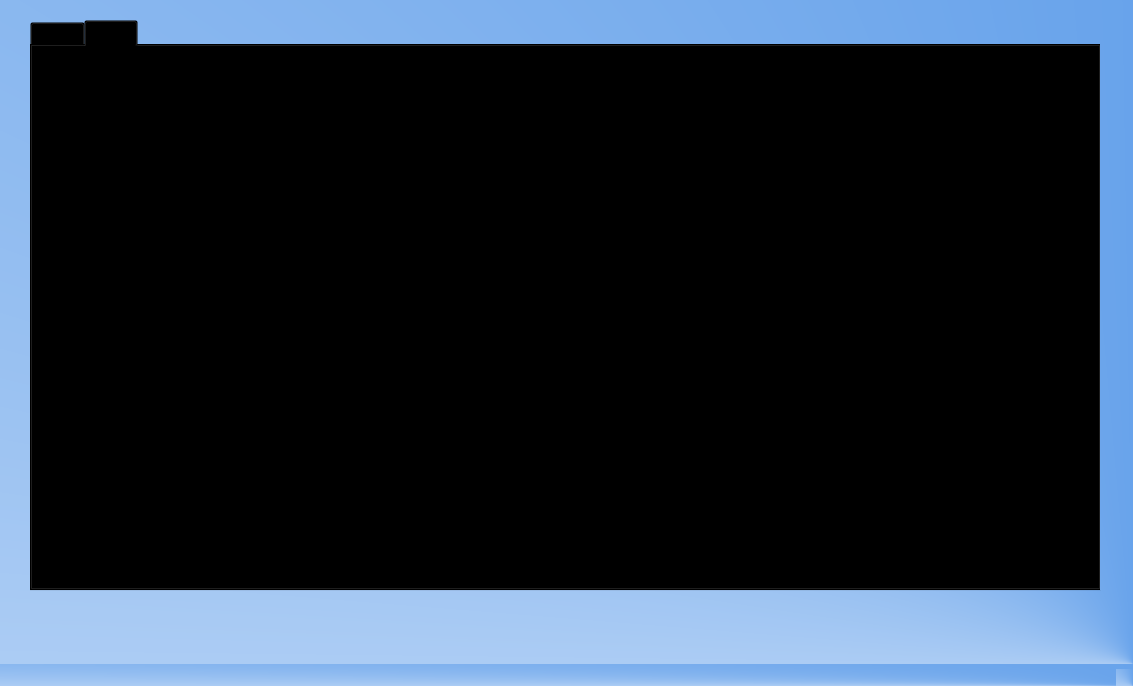
Qt form ro.ui (Makoorr/PL) before a commit.
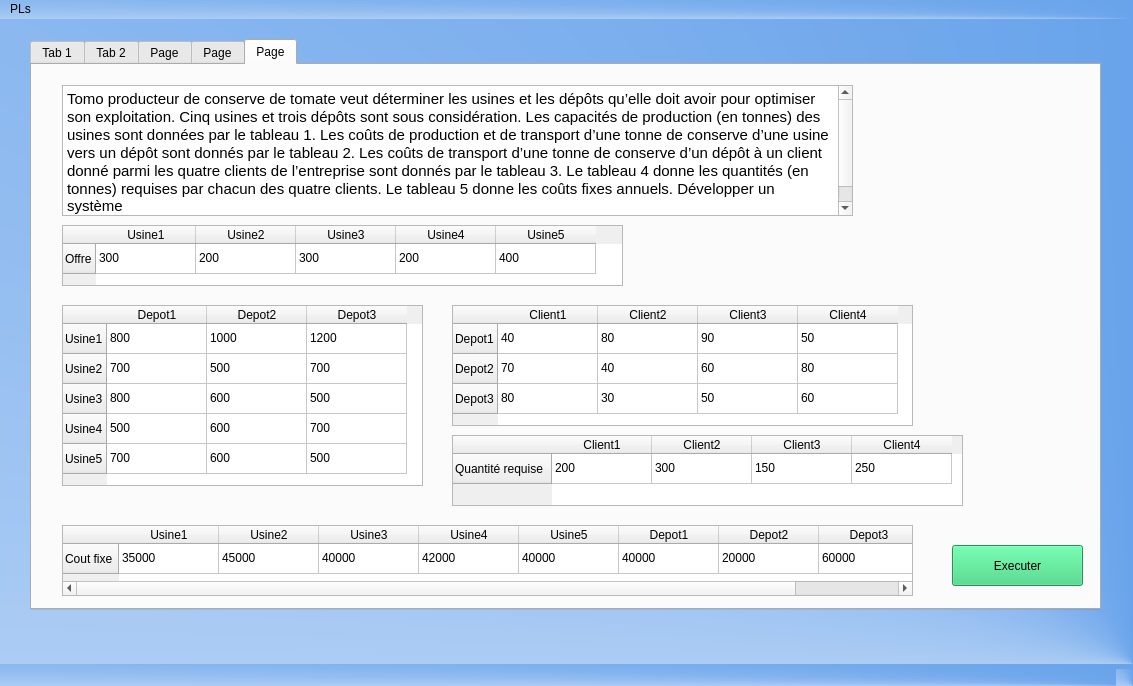
The same form after that commit.

```diff
--- a/ro.ui
+++ b/ro.ui
@@ -30,10 +30,10 @@
      <bool>false</bool>
     </property>
     <property name="styleSheet">
-     <string notr="true">background-color: rgba(0, 0, 0, 0);</string>
+     <string notr="true">background-color: none;</string>
     </property>
     <property name="currentIndex">
-     <number>1</number>
+     <number>4</number>
     </property>
     <widget class="QWidget" name="pl1">
      <property name="styleSheet">
@@ -362,6 +362,990 @@
      <attribute name="title">
       <string>Tab 2</string>
      </attribute>
+     <widget class="QTextBrowser" name="textBrowser">
+      <property name="geometry">
+       <rect>
+        <x>120</x>
+        <y>140</y>
+        <width>821</width>
+        <height>161</height>
+       </rect>
+      </property>
+      <property name="html">
+       <string>&lt;!DOCTYPE HTML PUBLIC &quot;-//W3C//DTD HTML 4.0//EN&quot; &quot;http://www.w3.org/TR/REC-html40/strict.dtd&quot;&gt;
+&lt;html&gt;&lt;head&gt;&lt;meta name=&quot;qrichtext&quot; content=&quot;1&quot; /&gt;&lt;style type=&quot;text/css&quot;&gt;
+p, li { white-space: pre-wrap; }
+&lt;/style&gt;&lt;/head&gt;&lt;body style=&quot; font-family:'Ubuntu'; font-size:11pt; font-weight:400; font-style:normal;&quot;&gt;
+&lt;p style=&quot; margin-top:0px; margin-bottom:0px; margin-left:0px; margin-right:0px; -qt-block-indent:0; text-indent:0px;&quot;&gt;Une compagnie pétrolière a 5000 barils de pétrole brut de type 1 et 10000 barils de pétrole brut de type 2. La compagnie vend du gazoline et du pétrole de chauffage, qui sont obtenus à partir du mixage des deux type de brut. Chaque baril de type 1 a un niveau de qualité 10 et celui de type 2 un niveau de qualité 5. Un baril est considéré comme gazoline s’il a un niveau de qualité minimum de 8. Il considéré comme pétrole de chauffage s’il est de qualité minimum de 6. Un baril de gazoline se vend à 25 D, alors qu’un baril de pétrole de chauffage se vend à 20 D. Les frais de marketing associé à la vente d’un baril sont estimés à 0,2 D pour un baril de Gazoline et 0,1 D pour un baril de pétrole à chauffage. La demande de ces deux produits est supposée illimitée de sorte que tout ce qui est produit peut être vendu. Déterminer le mixage optimal.&lt;/p&gt;&lt;/body&gt;&lt;/html&gt;</string>
+      </property>
+     </widget>
+     <widget class="QPushButton" name="pl2PushButton">
+      <property name="geometry">
+       <rect>
+        <x>910</x>
+        <y>470</y>
+        <width>131</width>
+        <height>41</height>
+       </rect>
+      </property>
+      <property name="styleSheet">
+       <string notr="true">background-color :rgb(51, 209, 122);</string>
+      </property>
+      <property name="text">
+       <string>Executer</string>
+      </property>
+     </widget>
+    </widget>
+    <widget class="QWidget" name="pl3">
+     <attribute name="title">
+      <string>Page</string>
+     </attribute>
+     <widget class="QTableWidget" name="tableWidget">
+      <property name="geometry">
+       <rect>
+        <x>60</x>
+        <y>190</y>
+        <width>821</width>
+        <height>61</height>
+       </rect>
+      </property>
+      <row>
+       <property name="text">
+        <string>Minimun Requis</string>
+       </property>
+      </row>
+      <column>
+       <property name="text">
+        <string>Lundi</string>
+       </property>
+      </column>
+      <column>
+       <property name="text">
+        <string>Mardi</string>
+       </property>
+      </column>
+      <column>
+       <property name="text">
+        <string>Mercredi</string>
+       </property>
+      </column>
+      <column>
+       <property name="text">
+        <string>Jeudi</string>
+       </property>
+      </column>
+      <column>
+       <property name="text">
+        <string>Vendredi</string>
+       </property>
+      </column>
+      <column>
+       <property name="text">
+        <string>Samedi</string>
+       </property>
+      </column>
+      <column>
+       <property name="text">
+        <string>Dimanche</string>
+       </property>
+      </column>
+      <item row="0" column="0">
+       <property name="text">
+        <string>17</string>
+       </property>
+      </item>
+      <item row="0" column="1">
+       <property name="text">
+        <string>13</string>
+       </property>
+      </item>
+      <item row="0" column="2">
+       <property name="text">
+        <string>15</string>
+       </property>
+      </item>
+      <item row="0" column="3">
+       <property name="text">
+        <string>19</string>
+       </property>
+      </item>
+      <item row="0" column="4">
+       <property name="text">
+        <string>14</string>
+       </property>
+      </item>
+      <item row="0" column="5">
+       <property name="text">
+        <string>16</string>
+       </property>
+      </item>
+      <item row="0" column="6">
+       <property name="text">
+        <string>11</string>
+       </property>
+      </item>
+     </widget>
+     <widget class="QTextBrowser" name="textBrowser_2">
+      <property name="geometry">
+       <rect>
+        <x>60</x>
+        <y>70</y>
+        <width>821</width>
+        <height>91</height>
+       </rect>
+      </property>
+      <property name="html">
+       <string>&lt;!DOCTYPE HTML PUBLIC &quot;-//W3C//DTD HTML 4.0//EN&quot; &quot;http://www.w3.org/TR/REC-html40/strict.dtd&quot;&gt;
+&lt;html&gt;&lt;head&gt;&lt;meta name=&quot;qrichtext&quot; content=&quot;1&quot; /&gt;&lt;style type=&quot;text/css&quot;&gt;
+p, li { white-space: pre-wrap; }
+&lt;/style&gt;&lt;/head&gt;&lt;body style=&quot; font-family:'Ubuntu'; font-size:11pt; font-weight:400; font-style:normal;&quot;&gt;
+&lt;p style=&quot; margin-top:0px; margin-bottom:0px; margin-left:0px; margin-right:0px; -qt-block-indent:0; text-indent:0px;&quot;&gt;Un bureau de poste a des besoins en personnel lors des sept jours de la semaine, donnés par le tableau suivant : Jour Lundi Mardi Mercredi Jeudi Vendredi Samedi Dimanche Minimun requis 17 13 15 19 14 16 11.&lt;/p&gt;&lt;/body&gt;&lt;/html&gt;</string>
+      </property>
+     </widget>
+     <widget class="QTextBrowser" name="textBrowser_3">
+      <property name="geometry">
+       <rect>
+        <x>60</x>
+        <y>270</y>
+        <width>821</width>
+        <height>61</height>
+       </rect>
+      </property>
+      <property name="html">
+       <string>&lt;!DOCTYPE HTML PUBLIC &quot;-//W3C//DTD HTML 4.0//EN&quot; &quot;http://www.w3.org/TR/REC-html40/strict.dtd&quot;&gt;
+&lt;html&gt;&lt;head&gt;&lt;meta name=&quot;qrichtext&quot; content=&quot;1&quot; /&gt;&lt;style type=&quot;text/css&quot;&gt;
+p, li { white-space: pre-wrap; }
+&lt;/style&gt;&lt;/head&gt;&lt;body style=&quot; font-family:'Ubuntu'; font-size:11pt; font-weight:400; font-style:normal;&quot;&gt;
+&lt;p style=&quot; margin-top:0px; margin-bottom:0px; margin-left:0px; margin-right:0px; -qt-block-indent:0; text-indent:0px;&quot;&gt;Déterminer la planification permettant de satisfaire les besoins du bureau en recourant au minimun d’employés tout en sachant que chaque employé doit travailler pendant cinq jours consécutifs avant de prendre deux jours de congé. &lt;/p&gt;&lt;/body&gt;&lt;/html&gt;</string>
+      </property>
+     </widget>
+     <widget class="QPushButton" name="pl3PushButton">
+      <property name="geometry">
+       <rect>
+        <x>900</x>
+        <y>470</y>
+        <width>131</width>
+        <height>41</height>
+       </rect>
+      </property>
+      <property name="styleSheet">
+       <string notr="true">background-color :rgb(51, 209, 122);</string>
+      </property>
+      <property name="text">
+       <string>Executer</string>
+      </property>
+     </widget>
+    </widget>
+    <widget class="QWidget" name="pl9">
+     <attribute name="title">
+      <string>Page</string>
+     </attribute>
+     <widget class="QTextBrowser" name="textBrowser_5">
+      <property name="geometry">
+       <rect>
+        <x>40</x>
+        <y>40</y>
+        <width>611</width>
+        <height>71</height>
+       </rect>
+      </property>
+      <property name="html">
+       <string>&lt;!DOCTYPE HTML PUBLIC &quot;-//W3C//DTD HTML 4.0//EN&quot; &quot;http://www.w3.org/TR/REC-html40/strict.dtd&quot;&gt;
+&lt;html&gt;&lt;head&gt;&lt;meta name=&quot;qrichtext&quot; content=&quot;1&quot; /&gt;&lt;style type=&quot;text/css&quot;&gt;
+p, li { white-space: pre-wrap; }
+&lt;/style&gt;&lt;/head&gt;&lt;body style=&quot; font-family:'Ubuntu'; font-size:11pt; font-weight:400; font-style:normal;&quot;&gt;
+&lt;p style=&quot; margin-top:0px; margin-bottom:0px; margin-left:0px; margin-right:0px; -qt-block-indent:0; text-indent:0px;&quot;&gt;Une Société a lancé un appel d’offre pour huit projets. Six entreprises ont répondu par des offres conformément au tableau suivant. On veut déterminer l’affectation optimale permettant de réalisé les huit projets à un coût minimun tout en considérant que &lt;/p&gt;&lt;/body&gt;&lt;/html&gt;</string>
+      </property>
+     </widget>
+     <widget class="QTextBrowser" name="textBrowser_6">
+      <property name="geometry">
+       <rect>
+        <x>40</x>
+        <y>120</y>
+        <width>601</width>
+        <height>61</height>
+       </rect>
+      </property>
+      <property name="html">
+       <string>&lt;!DOCTYPE HTML PUBLIC &quot;-//W3C//DTD HTML 4.0//EN&quot; &quot;http://www.w3.org/TR/REC-html40/strict.dtd&quot;&gt;
+&lt;html&gt;&lt;head&gt;&lt;meta name=&quot;qrichtext&quot; content=&quot;1&quot; /&gt;&lt;style type=&quot;text/css&quot;&gt;
+p, li { white-space: pre-wrap; }
+&lt;/style&gt;&lt;/head&gt;&lt;body style=&quot; font-family:'Ubuntu'; font-size:11pt; font-weight:400; font-style:normal;&quot;&gt;
+&lt;p style=&quot; margin-top:0px; margin-bottom:0px; margin-left:0px; margin-right:0px; -qt-block-indent:0; text-indent:0px;&quot;&gt;1. Toute entreprise sans offre pour un projet ne peut être sélectionné pour ce projet. &lt;/p&gt;
+&lt;p style=&quot; margin-top:0px; margin-bottom:0px; margin-left:0px; margin-right:0px; -qt-block-indent:0; text-indent:0px;&quot;&gt;2. Exactement une entreprise pour un projet. &lt;/p&gt;
+&lt;p style=&quot; margin-top:0px; margin-bottom:0px; margin-left:0px; margin-right:0px; -qt-block-indent:0; text-indent:0px;&quot;&gt;3. Une entreprise ne peut réalisé plus de deux projets.&lt;/p&gt;&lt;/body&gt;&lt;/html&gt;</string>
+      </property>
+     </widget>
+     <widget class="QTableWidget" name="tableWidget_3">
+      <property name="geometry">
+       <rect>
+        <x>40</x>
+        <y>200</y>
+        <width>821</width>
+        <height>211</height>
+       </rect>
+      </property>
+      <row>
+       <property name="text">
+        <string>1</string>
+       </property>
+      </row>
+      <row>
+       <property name="text">
+        <string>2</string>
+       </property>
+      </row>
+      <row>
+       <property name="text">
+        <string>3</string>
+       </property>
+      </row>
+      <row>
+       <property name="text">
+        <string>4</string>
+       </property>
+      </row>
+      <row>
+       <property name="text">
+        <string>5</string>
+       </property>
+      </row>
+      <row>
+       <property name="text">
+        <string>6</string>
+       </property>
+      </row>
+      <column>
+       <property name="text">
+        <string>Proj1</string>
+       </property>
+      </column>
+      <column>
+       <property name="text">
+        <string>Proj2</string>
+       </property>
+      </column>
+      <column>
+       <property name="text">
+        <string>Proj3</string>
+       </property>
+      </column>
+      <column>
+       <property name="text">
+        <string>Proj4</string>
+       </property>
+      </column>
+      <column>
+       <property name="text">
+        <string>Proj5</string>
+       </property>
+      </column>
+      <column>
+       <property name="text">
+        <string>Proj6</string>
+       </property>
+      </column>
+      <column>
+       <property name="text">
+        <string>Proj7</string>
+       </property>
+      </column>
+      <column>
+       <property name="text">
+        <string>Proj8</string>
+       </property>
+      </column>
+      <item row="0" column="0">
+       <property name="text">
+        <string/>
+       </property>
+      </item>
+      <item row="0" column="1">
+       <property name="text">
+        <string>8200</string>
+       </property>
+      </item>
+      <item row="0" column="2">
+       <property name="text">
+        <string>7800</string>
+       </property>
+      </item>
+      <item row="0" column="3">
+       <property name="text">
+        <string>5400</string>
+       </property>
+      </item>
+      <item row="0" column="4">
+       <property name="text">
+        <string/>
+       </property>
+      </item>
+      <item row="0" column="5">
+       <property name="text">
+        <string>3900</string>
+       </property>
+      </item>
+      <item row="1" column="0">
+       <property name="text">
+        <string>7800</string>
+       </property>
+      </item>
+      <item row="1" column="1">
+       <property name="text">
+        <string>8200</string>
+       </property>
+      </item>
+      <item row="1" column="3">
+       <property name="text">
+        <string>6300</string>
+       </property>
+      </item>
+      <item row="1" column="4">
+       <property name="text">
+        <string/>
+       </property>
+      </item>
+      <item row="1" column="5">
+       <property name="text">
+        <string>3300</string>
+       </property>
+      </item>
+      <item row="1" column="6">
+       <property name="text">
+        <string>4900</string>
+       </property>
+      </item>
+      <item row="2" column="1">
+       <property name="text">
+        <string>4800</string>
+       </property>
+      </item>
+      <item row="2" column="5">
+       <property name="text">
+        <string>4400</string>
+       </property>
+      </item>
+      <item row="2" column="6">
+       <property name="text">
+        <string>5600</string>
+       </property>
+      </item>
+      <item row="2" column="7">
+       <property name="text">
+        <string>3600</string>
+       </property>
+      </item>
+      <item row="3" column="2">
+       <property name="text">
+        <string>8000</string>
+       </property>
+      </item>
+      <item row="3" column="3">
+       <property name="text">
+        <string>5000</string>
+       </property>
+      </item>
+      <item row="3" column="4">
+       <property name="text">
+        <string>6800</string>
+       </property>
+      </item>
+      <item row="3" column="5">
+       <property name="text">
+        <string/>
+       </property>
+      </item>
+      <item row="3" column="6">
+       <property name="text">
+        <string>6700</string>
+       </property>
+      </item>
+      <item row="3" column="7">
+       <property name="text">
+        <string>4200</string>
+       </property>
+      </item>
+      <item row="4" column="0">
+       <property name="text">
+        <string>7200</string>
+       </property>
+      </item>
+      <item row="4" column="1">
+       <property name="text">
+        <string>6400</string>
+       </property>
+      </item>
+      <item row="4" column="2">
+       <property name="text">
+        <string/>
+       </property>
+      </item>
+      <item row="4" column="3">
+       <property name="text">
+        <string>3900</string>
+       </property>
+      </item>
+      <item row="4" column="4">
+       <property name="text">
+        <string>6400</string>
+       </property>
+      </item>
+      <item row="4" column="5">
+       <property name="text">
+        <string>2800</string>
+       </property>
+      </item>
+      <item row="4" column="7">
+       <property name="text">
+        <string>3000</string>
+       </property>
+      </item>
+      <item row="5" column="0">
+       <property name="text">
+        <string>7000</string>
+       </property>
+      </item>
+      <item row="5" column="1">
+       <property name="text">
+        <string>5800</string>
+       </property>
+      </item>
+      <item row="5" column="2">
+       <property name="text">
+        <string>7500</string>
+       </property>
+      </item>
+      <item row="5" column="3">
+       <property name="text">
+        <string>4500</string>
+       </property>
+      </item>
+      <item row="5" column="4">
+       <property name="text">
+        <string>5600</string>
+       </property>
+      </item>
+      <item row="5" column="5">
+       <property name="text">
+        <string/>
+       </property>
+      </item>
+      <item row="5" column="6">
+       <property name="text">
+        <string>6000</string>
+       </property>
+      </item>
+      <item row="5" column="7">
+       <property name="text">
+        <string>4200</string>
+       </property>
+      </item>
+     </widget>
+     <widget class="QPushButton" name="pl9PushButton">
+      <property name="geometry">
+       <rect>
+        <x>900</x>
+        <y>470</y>
+        <width>131</width>
+        <height>41</height>
+       </rect>
+      </property>
+      <property name="styleSheet">
+       <string notr="true">background-color :rgb(51, 209, 122);</string>
+      </property>
+      <property name="text">
+       <string>Executer</string>
+      </property>
+     </widget>
+    </widget>
+    <widget class="QWidget" name="pl6">
+     <attribute name="title">
+      <string>Page</string>
+     </attribute>
+     <widget class="QTextBrowser" name="textBrowser_4">
+      <property name="geometry">
+       <rect>
+        <x>30</x>
+        <y>20</y>
+        <width>791</width>
+        <height>131</height>
+       </rect>
+      </property>
+      <property name="html">
+       <string>&lt;!DOCTYPE HTML PUBLIC &quot;-//W3C//DTD HTML 4.0//EN&quot; &quot;http://www.w3.org/TR/REC-html40/strict.dtd&quot;&gt;
+&lt;html&gt;&lt;head&gt;&lt;meta name=&quot;qrichtext&quot; content=&quot;1&quot; /&gt;&lt;style type=&quot;text/css&quot;&gt;
+p, li { white-space: pre-wrap; }
+&lt;/style&gt;&lt;/head&gt;&lt;body style=&quot; font-family:'Ubuntu'; font-size:11pt; font-weight:400; font-style:normal;&quot;&gt;
+&lt;p style=&quot; margin-top:0px; margin-bottom:0px; margin-left:0px; margin-right:0px; -qt-block-indent:0; text-indent:0px;&quot;&gt;Tomo producteur de conserve de tomate veut déterminer les usines et les dépôts qu’elle doit avoir pour optimiser&lt;/p&gt;
+&lt;p style=&quot; margin-top:0px; margin-bottom:0px; margin-left:0px; margin-right:0px; -qt-block-indent:0; text-indent:0px;&quot;&gt;son exploitation. Cinq usines et trois dépôts sont sous considération. Les capacités de production (en tonnes) des&lt;/p&gt;
+&lt;p style=&quot; margin-top:0px; margin-bottom:0px; margin-left:0px; margin-right:0px; -qt-block-indent:0; text-indent:0px;&quot;&gt;usines sont données par le tableau 1. Les coûts de production et de transport d’une tonne de conserve d’une usine&lt;/p&gt;
+&lt;p style=&quot; margin-top:0px; margin-bottom:0px; margin-left:0px; margin-right:0px; -qt-block-indent:0; text-indent:0px;&quot;&gt;vers un dépôt sont donnés par le tableau 2. Les coûts de transport d’une tonne de conserve d’un dépôt à un client&lt;/p&gt;
+&lt;p style=&quot; margin-top:0px; margin-bottom:0px; margin-left:0px; margin-right:0px; -qt-block-indent:0; text-indent:0px;&quot;&gt;donné parmi les quatre clients de l’entreprise sont donnés par le tableau 3. Le tableau 4 donne les quantités (en&lt;/p&gt;
+&lt;p style=&quot; margin-top:0px; margin-bottom:0px; margin-left:0px; margin-right:0px; -qt-block-indent:0; text-indent:0px;&quot;&gt;tonnes) requises par chacun des quatre clients. Le tableau 5 donne les coûts fixes annuels. Développer un système&lt;/p&gt;
+&lt;p style=&quot; margin-top:0px; margin-bottom:0px; margin-left:0px; margin-right:0px; -qt-block-indent:0; text-indent:0px;&quot;&gt;pour aider à prendre la meilleure décision.&lt;/p&gt;&lt;/body&gt;&lt;/html&gt;</string>
+      </property>
+     </widget>
+     <widget class="QTableWidget" name="tableWidget_2">
+      <property name="geometry">
+       <rect>
+        <x>30</x>
+        <y>160</y>
+        <width>561</width>
+        <height>61</height>
+       </rect>
+      </property>
+      <row>
+       <property name="text">
+        <string>Offre</string>
+       </property>
+      </row>
+      <column>
+       <property name="text">
+        <string>Usine1</string>
+       </property>
+      </column>
+      <column>
+       <property name="text">
+        <string>Usine2</string>
+       </property>
+      </column>
+      <column>
+       <property name="text">
+        <string>Usine3</string>
+       </property>
+      </column>
+      <column>
+       <property name="text">
+        <string>Usine4</string>
+       </property>
+      </column>
+      <column>
+       <property name="text">
+        <string>Usine5</string>
+       </property>
+      </column>
+      <item row="0" column="0">
+       <property name="text">
+        <string>300</string>
+       </property>
+      </item>
+      <item row="0" column="1">
+       <property name="text">
+        <string>200</string>
+       </property>
+      </item>
+      <item row="0" column="2">
+       <property name="text">
+        <string>300</string>
+       </property>
+      </item>
+      <item row="0" column="3">
+       <property name="text">
+        <string>200</string>
+       </property>
+      </item>
+      <item row="0" column="4">
+       <property name="text">
+        <string>400</string>
+       </property>
+      </item>
+     </widget>
+     <widget class="QTableWidget" name="tableWidget_4">
+      <property name="geometry">
+       <rect>
+        <x>30</x>
+        <y>240</y>
+        <width>361</width>
+        <height>181</height>
+       </rect>
+      </property>
+      <row>
+       <property name="text">
+        <string>Usine1</string>
+       </property>
+      </row>
+      <row>
+       <property name="text">
+        <string>Usine2</string>
+       </property>
+      </row>
+      <row>
+       <property name="text">
+        <string>Usine3</string>
+       </property>
+      </row>
+      <row>
+       <property name="text">
+        <string>Usine4</string>
+       </property>
+      </row>
+      <row>
+       <property name="text">
+        <string>Usine5</string>
+       </property>
+      </row>
+      <column>
+       <property name="text">
+        <string>Depot1</string>
+       </property>
+      </column>
+      <column>
+       <property name="text">
+        <string>Depot2</string>
+       </property>
+      </column>
+      <column>
+       <property name="text">
+        <string>Depot3</string>
+       </property>
+      </column>
+      <item row="0" column="0">
+       <property name="text">
+        <string>800</string>
+       </property>
+      </item>
+      <item row="0" column="1">
+       <property name="text">
+        <string>1000</string>
+       </property>
+      </item>
+      <item row="0" column="2">
+       <property name="text">
+        <string>1200</string>
+       </property>
+      </item>
+      <item row="1" column="0">
+       <property name="text">
+        <string>700</string>
+       </property>
+      </item>
+      <item row="1" column="1">
+       <property name="text">
+        <string>500</string>
+       </property>
+      </item>
+      <item row="1" column="2">
+       <property name="text">
+        <string>700</string>
+       </property>
+      </item>
+      <item row="2" column="0">
+       <property name="text">
+        <string>800</string>
+       </property>
+      </item>
+      <item row="2" column="1">
+       <property name="text">
+        <string>600</string>
+       </property>
+      </item>
+      <item row="2" column="2">
+       <property name="text">
+        <string>500</string>
+       </property>
+      </item>
+      <item row="3" column="0">
+       <property name="text">
+        <string>500</string>
+       </property>
+      </item>
+      <item row="3" column="1">
+       <property name="text">
+        <string>600</string>
+       </property>
+      </item>
+      <item row="3" column="2">
+       <property name="text">
+        <string>700</string>
+       </property>
+      </item>
+      <item row="4" column="0">
+       <property name="text">
+        <string>700</string>
+       </property>
+      </item>
+      <item row="4" column="1">
+       <property name="text">
+        <string>600</string>
+       </property>
+      </item>
+      <item row="4" column="2">
+       <property name="text">
+        <string>500</string>
+       </property>
+      </item>
+     </widget>
+     <widget class="QTableWidget" name="tableWidget_5">
+      <property name="geometry">
+       <rect>
+        <x>420</x>
+        <y>240</y>
+        <width>461</width>
+        <height>121</height>
+       </rect>
+      </property>
+      <row>
+       <property name="text">
+        <string>Depot1</string>
+       </property>
+      </row>
+      <row>
+       <property name="text">
+        <string>Depot2</string>
+       </property>
+      </row>
+      <row>
+       <property name="text">
+        <string>Depot3</string>
+       </property>
+      </row>
+      <column>
+       <property name="text">
+        <string>Client1</string>
+       </property>
+      </column>
+      <column>
+       <property name="text">
+        <string>Client2</string>
+       </property>
+      </column>
+      <column>
+       <property name="text">
+        <string>Client3</string>
+       </property>
+      </column>
+      <column>
+       <property name="text">
+        <string>Client4</string>
+       </property>
+      </column>
+      <item row="0" column="0">
+       <property name="text">
+        <string>40</string>
+       </property>
+      </item>
+      <item row="0" column="1">
+       <property name="text">
+        <string>80</string>
+       </property>
+      </item>
+      <item row="0" column="2">
+       <property name="text">
+        <string>90</string>
+       </property>
+      </item>
+      <item row="0" column="3">
+       <property name="text">
+        <string>50</string>
+       </property>
+      </item>
+      <item row="1" column="0">
+       <property name="text">
+        <string>70</string>
+       </property>
+      </item>
+      <item row="1" column="1">
+       <property name="text">
+        <string>40</string>
+       </property>
+      </item>
+      <item row="1" column="2">
+       <property name="text">
+        <string>60</string>
+       </property>
+      </item>
+      <item row="1" column="3">
+       <property name="text">
+        <string>80</string>
+       </property>
+      </item>
+      <item row="2" column="0">
+       <property name="text">
+        <string>80</string>
+       </property>
+      </item>
+      <item row="2" column="1">
+       <property name="text">
+        <string>30</string>
+       </property>
+      </item>
+      <item row="2" column="2">
+       <property name="text">
+        <string>50</string>
+       </property>
+      </item>
+      <item row="2" column="3">
+       <property name="text">
+        <string>60</string>
+       </property>
+      </item>
+     </widget>
+     <widget class="QTableWidget" name="tableWidget_6">
+      <property name="geometry">
+       <rect>
+        <x>420</x>
+        <y>370</y>
+        <width>511</width>
+        <height>71</height>
+       </rect>
+      </property>
+      <row>
+       <property name="text">
+        <string>Quantité requise</string>
+       </property>
+      </row>
+      <column>
+       <property name="text">
+        <string>Client1</string>
+       </property>
+      </column>
+      <column>
+       <property name="text">
+        <string>Client2</string>
+       </property>
+      </column>
+      <column>
+       <property name="text">
+        <string>Client3</string>
+       </property>
+      </column>
+      <column>
+       <property name="text">
+        <string>Client4</string>
+       </property>
+      </column>
+      <item row="0" column="0">
+       <property name="text">
+        <string>200</string>
+       </property>
+      </item>
+      <item row="0" column="1">
+       <property name="text">
+        <string>300</string>
+       </property>
+      </item>
+      <item row="0" column="2">
+       <property name="text">
+        <string>150</string>
+       </property>
+      </item>
+      <item row="0" column="3">
+       <property name="text">
+        <string>250</string>
+       </property>
+      </item>
+     </widget>
+     <widget class="QTableWidget" name="tableWidget_7">
+      <property name="geometry">
+       <rect>
+        <x>30</x>
+        <y>460</y>
+        <width>851</width>
+        <height>71</height>
+       </rect>
+      </property>
+      <row>
+       <property name="text">
+        <string>Cout fixe</string>
+       </property>
+      </row>
+      <column>
+       <property name="text">
+        <string>Usine1</string>
+       </property>
+      </column>
+      <column>
+       <property name="text">
+        <string>Usine2</string>
+       </property>
+      </column>
+      <column>
+       <property name="text">
+        <string>Usine3</string>
+       </property>
+      </column>
+      <column>
+       <property name="text">
+        <string>Usine4</string>
+       </property>
+      </column>
+      <column>
+       <property name="text">
+        <string>Usine5</string>
+       </property>
+      </column>
+      <column>
+       <property name="text">
+        <string>Depot1</string>
+       </property>
+      </column>
+      <column>
+       <property name="text">
+        <string>Depot2</string>
+       </property>
+      </column>
+      <column>
+       <property name="text">
+        <string>Depot3</string>
+       </property>
+      </column>
+      <item row="0" column="0">
+       <property name="text">
+        <string>35000</string>
+       </property>
+      </item>
+      <item row="0" column="1">
+       <property name="text">
+        <string>45000</string>
+       </property>
+      </item>
+      <item row="0" column="2">
+       <property name="text">
+        <string>40000</string>
+       </property>
+      </item>
+      <item row="0" column="3">
+       <property name="text">
+        <string>42000</string>
+       </property>
+      </item>
+      <item row="0" column="4">
+       <property name="text">
+        <string>40000</string>
+       </property>
+      </item>
+      <item row="0" column="5">
+       <property name="text">
+        <string>40000</string>
+       </property>
+      </item>
+      <item row="0" column="6">
+       <property name="text">
+        <string>20000</string>
+       </property>
+      </item>
+      <item row="0" column="7">
+       <property name="text">
+        <string>60000</string>
+       </property>
+      </item>
+     </widget>
+     <widget class="QPushButton" name="pl9PushButton_2">
+      <property name="geometry">
+       <rect>
+        <x>920</x>
+        <y>480</y>
+        <width>131</width>
+        <height>41</height>
+       </rect>
+      </property>
+      <property name="styleSheet">
+       <string notr="true">background-color :rgb(51, 209, 122);</string>
+      </property>
+      <property name="text">
+       <string>Executer</string>
+      </property>
+     </widget>
     </widget>
    </widget>
   </widget>
@@ -371,9 +1355,15 @@
      <x>0</x>
      <y>0</y>
      <width>1133</width>
-     <height>21</height>
+     <height>22</height>
     </rect>
    </property>
+   <widget class="QMenu" name="menuPLs">
+    <property name="title">
+     <string>PLs</string>
+    </property>
+   </widget>
+   <addaction name="menuPLs"/>
   </widget>
   <widget class="QStatusBar" name="statusbar"/>
  </widget>
```
Left out of the diff: 5 changed lines with no effect on the pictures.
